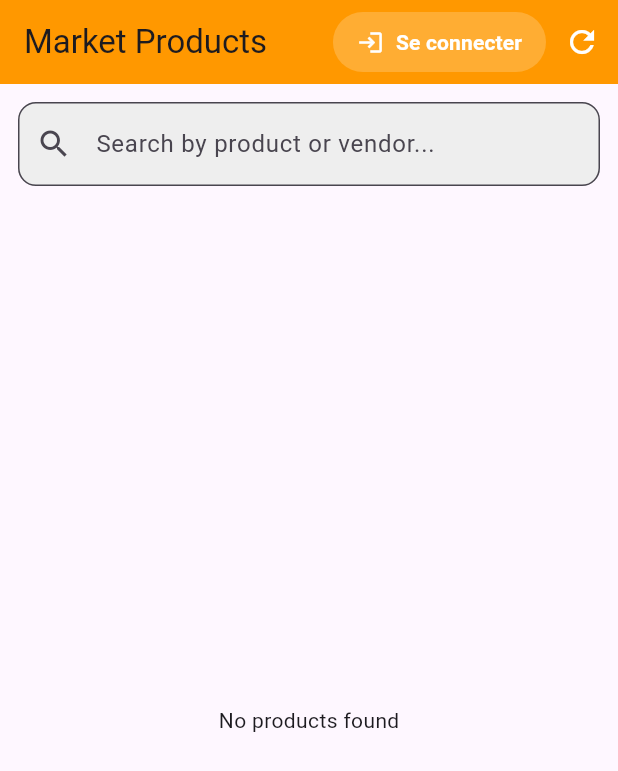
After one commit to motalyadel/local-vigies, a Flutter app: the screen it shows after launch, after a tap on the "refresh" icon, on a phone screen of 412 x 824 dp. The commit adds this screen. Shown: the top 771 px of the screen. Run offline on Flutter 3.47's test engine with Material 3 defaults, Android fonts, the phone set to English and light mode, and no system bars; our stand-ins replace cross_file, dio, image_picker, supabase_flutter; accounts and stored records are empty; network calls fail.

Commit message:
Public Consumer Interface

```diff
--- a/frontend/legumes_app/lib/main.dart
+++ b/frontend/legumes_app/lib/main.dart
@@ -8,6 +8,7 @@ import 'package:legumes_app/presentation/providers/product_management_controller
 import 'package:legumes_app/presentation/providers/vendor_management_controller.dart';
 import 'package:legumes_app/presentation/providers/vendor_update_controller.dart';
 import 'package:legumes_app/presentation/screens/admin/admin_vendor_management_page.dart';
+import 'package:legumes_app/presentation/screens/consumer/consumer_home_page.dart';
 import 'package:legumes_app/presentation/screens/home/login_page.dart';
 import 'package:legumes_app/presentation/screens/home/register_page.dart';
 import 'package:legumes_app/presentation/screens/home/splash_screen.dart';
@@ -60,6 +61,7 @@ class MyApp extends StatelessWidget {
           '/signup': (_) => const RegisterPage(),
           '/admin_vendors': (_) => AdminVendorManagementPage(),
           '/vendor_home': (_) => VendorHomePage(),
+          '/consumer_home': (_) => const ConsumerHomePage(),
         },
         onUnknownRoute: (settings) {
           print('Route inconnue : ${settings.name}');
--- a/frontend/legumes_app/lib/presentation/providers/auth_controller.dart
+++ b/frontend/legumes_app/lib/presentation/providers/auth_controller.dart
@@ -64,17 +64,20 @@ class AuthController extends ChangeNotifier {
     final user = response.user;
 
     if (user == null) {
-        print("Aucun utilisateur connecté → redirection vers login");
-        return false; // 👈 aucun utilisateur connecté
+      print("Aucun utilisateur connecté → Page publique");
+      AppNavigator.pushReplacement('/consumer_home'); // Page publique
+      return false;
     }
 
-      print("Utilisateur trouvé : ${user.email}");
+    print("Utilisateur connecté : ${user.email}");
     _service = VendorService();
     await getUserAndPushToHome();
-      return true; // ✅ utilisateur trouvé et redirigé
+    return true;
+
   } catch (e, s) {
     print("Erreur redirect(): $e\n$s");
-      return false; // ❌ erreur = rediriger vers login
+    AppNavigator.pushReplacement('/consumer_home'); // Même en cas d'erreur → page publique
+    return false;
   }
 }
 
@@ -174,7 +177,8 @@ class AuthController extends ChangeNotifier {
       AppNavigator.pushReplacement('/vendor_home');
       break;
     default:
-        AppNavigator.pushReplacement('/login');
+      // Ne jamais arriver ici car redirect() gère déjà les non-connectés
+      AppNavigator.pushReplacement('/consumer_home');
   }
 }
 
--- /dev/null
+++ b/frontend/legumes_app/lib/presentation/screens/consumer/consumer_home_page.dart
@@ -0,0 +1,205 @@
+// presentation/screens/consumer/consumer_home_page.dart
+
+import 'package:flutter/material.dart';
+import 'package:legumes_app/data/models/product_model.dart';
+import 'package:legumes_app/data/services/product_service.dart';
+
+class ConsumerHomePage extends StatefulWidget {
+  const ConsumerHomePage({super.key});
+
+  @override
+  State<ConsumerHomePage> createState() => _ConsumerHomePageState();
+}
+
+class _ConsumerHomePageState extends State<ConsumerHomePage> {
+  final ProductService _service = ProductService();
+  List<Product> _products = [];
+  List<Product> _filteredProducts = [];
+  bool _loading = true;
+  String _searchQuery = '';
+
+  @override
+  void initState() {
+    super.initState();
+    _loadProducts();
+  }
+
+  Future<void> _loadProducts() async {
+    setState(() => _loading = true);
+    try {
+      _products = await _service.getAllProducts();
+      _filteredProducts = _products;
+    } catch (e) {
+      ScaffoldMessenger.of(context)
+          .showSnackBar(SnackBar(content: Text('Error loading products: $e')));
+    } finally {
+      setState(() => _loading = false);
+    }
+  }
+
+  void _filterProducts(String query) {
+    setState(() {
+      _searchQuery = query.toLowerCase();
+      _filteredProducts = _products.where((p) {
+        final nameMatch = p.name.toLowerCase().contains(_searchQuery);
+        final vendorMatch =
+            p.vendorShopName?.toLowerCase().contains(_searchQuery) ?? false;
+        return nameMatch || vendorMatch;
+      }).toList();
+    });
+  }
+
+  @override
+  Widget build(BuildContext context) {
+    return Scaffold(
+      appBar: AppBar(
+        title: const Text('Market Products'),
+        backgroundColor: Colors.orange,
+        actions: [
+          // Bouton "Se connecter" en haut à droite
+          TextButton.icon(
+            onPressed: () {
+              Navigator.of(context).pushNamed('/login');
+            },
+            icon: const Icon(Icons.login, color: Colors.white),
+            label: const Text(
+              'Se connecter',
+              style:
+                  TextStyle(color: Colors.white, fontWeight: FontWeight.w600),
+            ),
+            style: TextButton.styleFrom(
+              backgroundColor: Colors.white.withOpacity(0.2),
+              padding: const EdgeInsets.symmetric(horizontal: 16, vertical: 8),
+              shape: RoundedRectangleBorder(
+                borderRadius: BorderRadius.circular(20),
+              ),
+            ),
+          ),
+
+          // Optionnel : garder le bouton refresh à côté
+          IconButton(
+            icon: const Icon(Icons.refresh, color: Colors.white),
+            onPressed: _loadProducts,
+            tooltip: 'Actualiser',
+          ),
+        ],
+      ),
+      body: Column(
+        children: [
+          // Search Bar
+          Padding(
+            padding: const EdgeInsets.all(12.0),
+            child: TextField(
+              decoration: InputDecoration(
+                hintText: 'Search by product or vendor...',
+                prefixIcon: const Icon(Icons.search),
+                border:
+                    OutlineInputBorder(borderRadius: BorderRadius.circular(12)),
+                filled: true,
+                fillColor: Colors.grey[200],
+              ),
+              onChanged: _filterProducts,
+            ),
+          ),
+
+          // Optional Category Filter (placeholder for later)
+          // Padding(
+          //   padding: const EdgeInsets.symmetric(horizontal: 12),
+          //   child: DropdownButton<String>(
+          //     value: 'All',
+          //     items: ['All', 'Fruits', 'Vegetables', 'Others'].map((cat) => DropdownMenuItem(value: cat, child: Text(cat))).toList(),
+          //     onChanged: (value) { /* Implement category filter later */ },
+          //   ),
+          // ),
+
+          Expanded(
+            child: _loading
+                ? const Center(
+                    child: CircularProgressIndicator(color: Colors.orange))
+                : _filteredProducts.isEmpty
+                    ? const Center(child: Text('No products found'))
+                    : RefreshIndicator(
+                        onRefresh: _loadProducts,
+                        child: GridView.builder(
+                          padding: const EdgeInsets.all(12),
+                          gridDelegate:
+                              const SliverGridDelegateWithFixedCrossAxisCount(
+                            crossAxisCount: 2,
+                            childAspectRatio: 0.75,
+                            crossAxisSpacing: 12,
+                            mainAxisSpacing: 12,
+                          ),
+                          itemCount: _filteredProducts.length,
+                          itemBuilder: (context, index) {
+                            final p = _filteredProducts[index];
+                            return Card(
+                              elevation: 4,
+                              shape: RoundedRectangleBorder(
+                                  borderRadius: BorderRadius.circular(12)),
+                              child: Column(
+                                crossAxisAlignment: CrossAxisAlignment.stretch,
+                                children: [
+                                  Expanded(
+                                    child: ClipRRect(
+                                      borderRadius: const BorderRadius.vertical(
+                                          top: Radius.circular(12)),
+                                      child: p.imageUrl != null
+                                          ? Image.network(
+                                              p.imageUrl!,
+                                              fit: BoxFit.cover,
+                                              errorBuilder: (_, __, ___) =>
+                                                  const Icon(Icons.broken_image,
+                                                      size: 80),
+                                            )
+                                          : Container(
+                                              color: Colors.grey[300],
+                                              child: const Icon(Icons.image,
+                                                  size: 80),
+                                            ),
+                                    ),
+                                  ),
+                                  Padding(
+                                    padding: const EdgeInsets.all(8.0),
+                                    child: Column(
+                                      crossAxisAlignment:
+                                          CrossAxisAlignment.start,
+                                      children: [
+                                        Text(
+                                          p.name,
+                                          style: const TextStyle(
+                                              fontWeight: FontWeight.bold,
+                                              fontSize: 16),
+                                          maxLines: 1,
+                                          overflow: TextOverflow.ellipsis,
+                                        ),
+                                        const SizedBox(height: 4),
+                                        Text(
+                                          '${p.price.toStringAsFixed(0)} MRU',
+                                          style: const TextStyle(
+                                              color: Colors.green,
+                                              fontSize: 14),
+                                        ),
+                                        const SizedBox(height: 4),
+                                        Text(
+                                          'By: ${p.vendorShopName ?? 'Unknown Vendor'}',
+                                          style: TextStyle(
+                                              color: Colors.grey[600],
+                                              fontSize: 12),
+                                          maxLines: 1,
+                                          overflow: TextOverflow.ellipsis,
+                                        ),
+                                      ],
+                                    ),
+                                  ),
+                                ],
+                              ),
+                            );
+                          },
+                        ),
+                      ),
+          ),
+        ],
+      ),
+    );
+  }
+}
--- a/frontend/legumes_app/lib/presentation/screens/home/splash_screen.dart
+++ b/frontend/legumes_app/lib/presentation/screens/home/splash_screen.dart
@@ -1,3 +1,5 @@
+// presentation/screens/splash/splash_screen.dart
+
 import 'package:flutter/material.dart';
 import 'package:legumes_app/presentation/providers/auth_controller.dart';
 import 'package:legumes_app/presentation/screens/home/login_page.dart';
@@ -12,79 +14,54 @@ class SplashScreen extends StatefulWidget {
 
 class _SplashScreenState extends State<SplashScreen>
     with SingleTickerProviderStateMixin {
-  late AnimationController _animationController;
-  late Animation<double> _fadeAnimation;
-  late Animation<Offset> _slideAnimation;
-  bool _hasRedirected = false;
-  String? _error;
-
-  Future<void> redirect() async {
-  if (_hasRedirected) return;
-  setState(() => _hasRedirected = true);
-
-  try {
-    print('Début de la redirection dans SplashScreen');
-    await Future.delayed(const Duration(seconds: 3)); // Splash delay
-
-    final authController = Provider.of<AuthController>(context, listen: false);
-    final success = await authController.redirect();
-
-    if (!success) {
-      print("Aucune session trouvée → Navigation vers /login");
-      if (mounted) {
-        Navigator.of(context).pushReplacementNamed('/login');
-      }
-    } else {
-      print("Redirection vers home effectuée avec succès ✅");
-    }
-  } catch (e, s) {
-    print('Erreur lors de la redirection : $e');
-    print('Stack trace : $s');
-    setState(() => _error = 'Erreur : $e');
-
-    await Future.delayed(const Duration(seconds: 1));
-    if (mounted) {
-      Navigator.of(context).pushReplacementNamed('/login');
-    }
-  }
-}
-
+  late final AnimationController _controller;
+  late final Animation<double> _fadeAnimation;
+  late final Animation<Offset> _slideAnimation;
 
   @override
   void initState() {
     super.initState();
 
-    // Initialisation de l'animation
-    _animationController = AnimationController(
+    // Animation fluide
+    _controller = AnimationController(
       vsync: this,
-      duration: const Duration(milliseconds: 1500),
+      duration: const Duration(milliseconds: 1800),
     );
 
-    _fadeAnimation = CurvedAnimation(
-      parent: _animationController,
-      curve: Curves.easeIn,
-    );
+    _fadeAnimation = CurvedAnimation(parent: _controller, curve: Curves.easeIn);
+    _slideAnimation = Tween<Offset>(
+      begin: const Offset(0, 0.3),
+      end: Offset.zero,
+    ).animate(CurvedAnimation(parent: _controller, curve: Curves.easeOutCubic));
 
-    _slideAnimation = Tween<Offset>(
-      begin: const Offset(0, 0.2),
-      end: Offset.zero,
-    ).animate(CurvedAnimation(
-      parent: _animationController,
-      curve: Curves.easeOut,
-    ));
+    _controller.forward();
 
-    _animationController.forward();
+    // Lancer la vérification d'authentification après un léger délai
+    Future.delayed(const Duration(milliseconds: 800), () {
+      _checkAuthAndRedirect();
+    });
+  }
 
-    // Lancer la redirection
-    WidgetsBinding.instance.addPostFrameCallback((_) {
-      print('Lancement de redirect() depuis initState');
-      redirect();
-    });
+  Future<void> _checkAuthAndRedirect() async {
+    if (!mounted) return;
+
+    final authController = Provider.of<AuthController>(context, listen: false);
+
+    try {
+      print('SplashScreen : Vérification de la session en cours...');
+      await authController.redirect(); // Cette fonction gère TOUT maintenant
+    } catch (e, s) {
+      print('Erreur critique dans SplashScreen : $e\n$s');
+      // En cas d'erreur grave → on va quand même à la page publique (sécurisé)
+      if (mounted) {
+        Navigator.of(context).pushReplacementNamed('/consumer_home');
+      }
+    }
   }
 
   @override
   void dispose() {
-    _animationController.dispose();
+    _controller.dispose();
     super.dispose();
   }
 
@@ -100,32 +77,45 @@ class _SplashScreenState extends State<SplashScreen>
             child: Column(
               mainAxisSize: MainAxisSize.min,
               children: [
-                const Icon(
-                  Icons.local_grocery_store,
-                  size: 80,
-                  color: Colors.white,
+                // Icône du marché
+                Container(
+                  padding: const EdgeInsets.all(24),
+                  decoration: BoxDecoration(
+                    color: Colors.white.withOpacity(0.15),
+                    shape: BoxShape.circle,
+                  ),
+                  child: const Icon(
+                    Icons.local_grocery_store_outlined,
+                    size: 90,
+                    color: Colors.white,
+                  ),
                 ),
-                const SizedBox(height: 20),
+                const SizedBox(height: 32),
+
+                // Titre
                 const Text(
                   'Marché Local',
                   style: TextStyle(
-                    fontSize: 24,
+                    fontSize: 32,
                     fontWeight: FontWeight.bold,
                     color: Colors.white,
-                    letterSpacing: 1.2,
+                    letterSpacing: 1.5,
                   ),
                 ),
-                const SizedBox(height: 10),
-                if (_error != null) ...[
-                  Text(
-                    _error!,
-                    style: const TextStyle(color: Colors.red, fontSize: 14),
-                    textAlign: TextAlign.center,
+                const SizedBox(height: 12),
+                const Text(
+                  'Les meilleurs produits près de chez vous',
+                  style: TextStyle(
+                    fontSize: 16,
+                    color: Colors.white70,
                   ),
-                  const SizedBox(height: 10),
-                ],
-                CircularProgressIndicator(
-                  valueColor: AlwaysStoppedAnimation<Color>(AppColors.surface),
+                ),
+                const SizedBox(height: 48),
+
+                // Indicateur de chargement
+                const CircularProgressIndicator(
+                  valueColor: AlwaysStoppedAnimation<Color>(Colors.white),
+                  strokeWidth: 3,
                 ),
               ],
             ),
```
Lines whose indentation alone changed are shown as unchanged.
